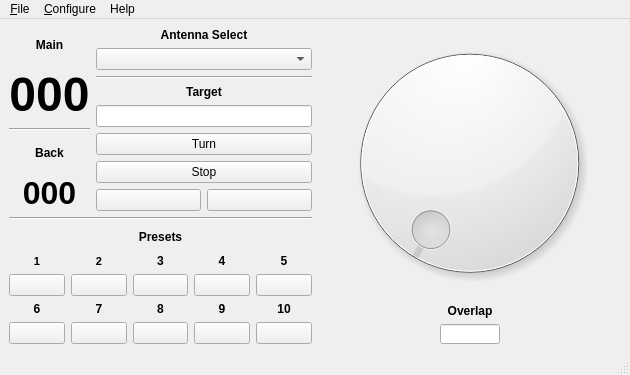
Above: mqt/MqtRotator/rotatormainwindow.ui from zsteva/backup-minos2 before the change. Below: the same form after it.
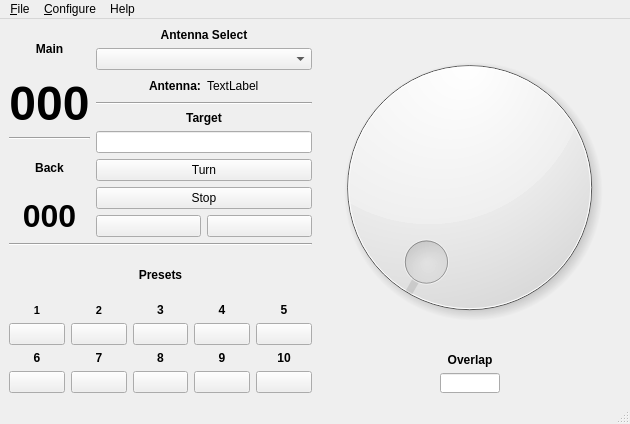
That is the form after the change. Custom widgets are drawn as their Qt base class.

Commit message: *add title of rotator to rigcontrol pane when connected to logger *add selectable polltime to rotator

```diff
--- a/mqt/MqtRotator/rotatormainwindow.ui
+++ b/mqt/MqtRotator/rotatormainwindow.ui
@@ -7,7 +7,7 @@
     <x>0</x>
     <y>0</y>
     <width>630</width>
-    <height>375</height>
+    <height>424</height>
    </rect>
   </property>
   <property name="sizePolicy">
@@ -26,7 +26,7 @@
    <string>Minos Rotator</string>
   </property>
   <widget class="QWidget" name="centralwidget">
-   <layout class="QHBoxLayout" name="horizontalLayout_7">
+   <layout class="QVBoxLayout" name="verticalLayout_5">
     <item>
      <layout class="QHBoxLayout" name="horizontalLayout_6">
       <item>
@@ -133,6 +133,59 @@
               <item>
                <widget class="QComboBox" name="selectAntennaBox"/>
               </item>
+              <item>
+               <layout class="QHBoxLayout" name="horizontalLayout_8">
+                <item>
+                 <spacer name="horizontalSpacer_3">
+                  <property name="orientation">
+                   <enum>Qt::Horizontal</enum>
+                  </property>
+                  <property name="sizeHint" stdset="0">
+                   <size>
+                    <width>40</width>
+                    <height>20</height>
+                   </size>
+                  </property>
+                 </spacer>
+                </item>
+                <item>
+                 <widget class="QLabel" name="antNameDispLbl">
+                  <property name="font">
+                   <font>
+                    <weight>75</weight>
+                    <bold>true</bold>
+                   </font>
+                  </property>
+                  <property name="text">
+                   <string>Antenna:</string>
+                  </property>
+                 </widget>
+                </item>
+                <item>
+                 <widget class="QLabel" name="antNameDisp">
+                  <property name="text">
+                   <string>TextLabel</string>
+                  </property>
+                 </widget>
+                </item>
+                <item>
+                 <spacer name="horizontalSpacer_4">
+                  <property name="orientation">
+                   <enum>Qt::Horizontal</enum>
+                  </property>
+                  <property name="sizeHint" stdset="0">
+                   <size>
+                    <width>40</width>
+                    <height>20</height>
+                   </size>
+                  </property>
+                 </spacer>
+                </item>
+               </layout>
+              </item>
+              <item>
+               <layout class="QHBoxLayout" name="horizontalLayout_7"/>
+              </item>
               <item>
                <widget class="Line" name="antennaSelectln">
                 <property name="orientation">
```
The commit also changes 2 other files.
